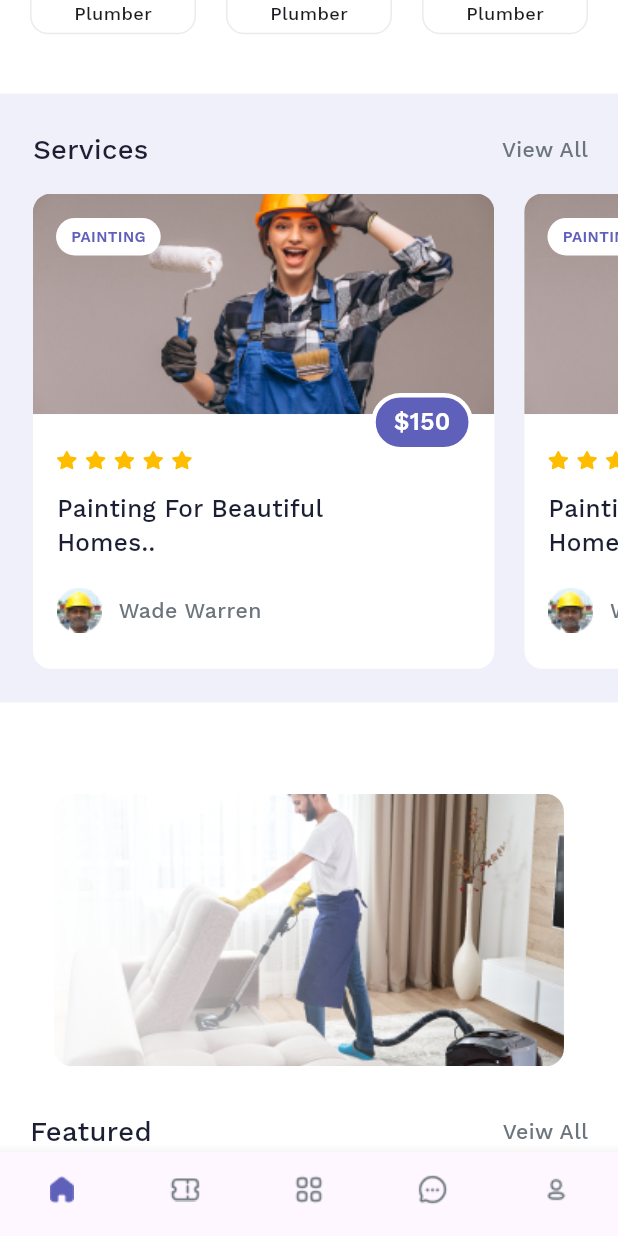
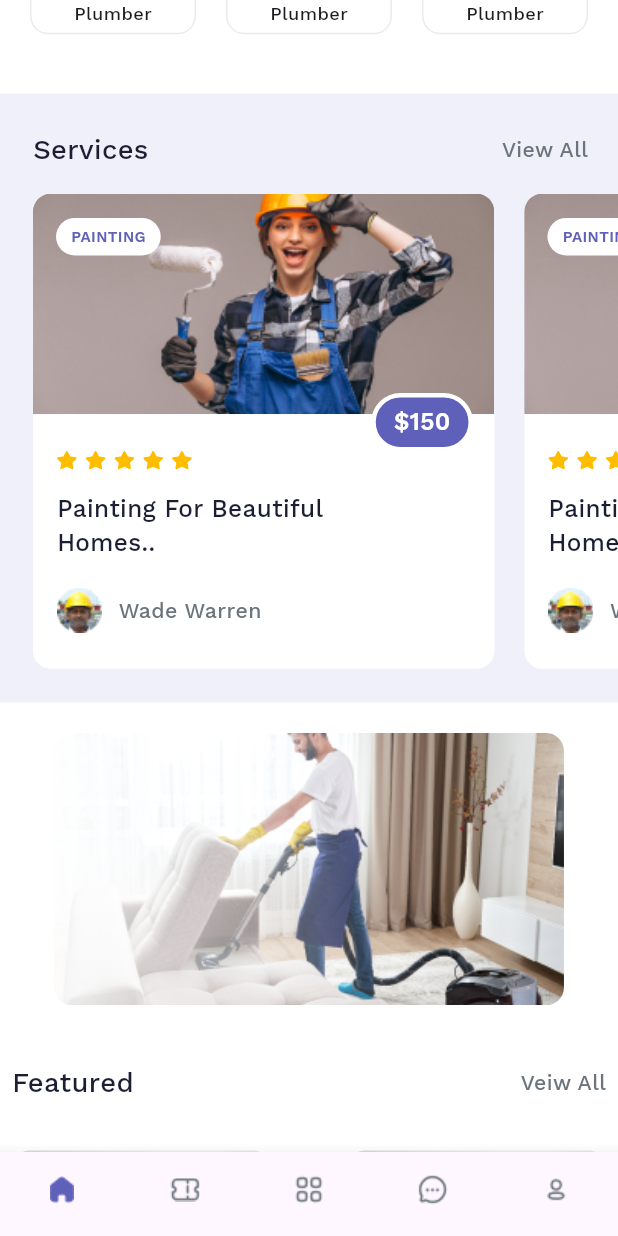
Before and after one commit to dvlpr-nirajpatil/handyman_user, a Flutter app: the HomeScreen screen opened by its route, scrolled down 576 dp, on a phone screen of 412 x 824 dp. Run offline on Flutter 3.47's test engine with Material 3 defaults, Android fonts, the phone set to English and light mode, and no system bars; drawn by our look-alikes of flutter_rating_bar, velocity_x; our stand-ins replace dotted_line, flutter_screenutil, flutter_svg, go_router; missing offline and left inert: customizable_counter.

Commit message:
refactored ui

```diff
--- a/lib/consts/app_theme.dart
+++ b/lib/consts/app_theme.dart
@@ -6,6 +6,7 @@ import 'package:handyman_user/consts/typography.dart';
 class AppTheme {
   static ThemeData theme = ThemeData(
     primaryColor: AppColors.primary,
+    // App Bar Theme
     appBarTheme: AppBarTheme(
         iconTheme: IconThemeData(color: AppColors.scaffoldBackgroundColor),
         backgroundColor: AppColors.primary,
@@ -13,10 +14,13 @@ class AppTheme {
             color: AppColors.scaffoldBackgroundColor,
             fontFamily: Typo.medium,
             fontSize: 18.sp)),
+
+    // Scaffold
     scaffoldBackgroundColor: Color(0xffffffff),
+    // Filled Button
     filledButtonTheme: FilledButtonThemeData(
       style: FilledButton.styleFrom(
-        textStyle: TextStyle(fontFamily: Typo.medium, fontSize: 16.sp),
+        textStyle: TextStyle(fontFamily: Typo.semiBold, fontSize: 16.sp),
         minimumSize: Size(double.infinity, 45.h),
         backgroundColor: AppColors.primary,
         shape: RoundedRectangleBorder(
@@ -24,6 +28,7 @@ class AppTheme {
         ),
       ),
     ),
+    // Input Decoration
     inputDecorationTheme: InputDecorationTheme(
       labelStyle: TextStyle(
           fontFamily: Typo.medium, fontSize: 14.sp, color: AppColors.body),
--- /dev/null
+++ b/lib/consts/list.dart
@@ -0,0 +1,16 @@
+class Lists {
+  static List<Category> categoris = [
+    Category(name: "plumber", icon: ""),
+    Category(name: "plumber", icon: ""),
+    Category(name: "plumber", icon: ""),
+    Category(name: "plumber", icon: ""),
+    Category(name: "plumber", icon: ""),
+    Category(name: "plumber", icon: ""),
+  ];
+}
+
+class Category {
+  String? name;
+  String? icon;
+  Category({this.name, this.icon});
+}
--- a/lib/consts/typography.dart
+++ b/lib/consts/typography.dart
@@ -1,6 +1,12 @@
+import 'package:flutter/material.dart';
+import 'package:handyman_user/consts/color_pallet.dart';
+
 class Typo {
   static String regular = "WorkSans-Regular";
   static String medium = "WorkSans-Medium";
   static String semiBold = "WorkSans-Semibold";
   static String bold = "WorkSans-Bold";
+
+  static TextStyle textFieldLabelStyle =
+      TextStyle(fontFamily: Typo.medium, fontSize: 14, color: AppColors.body);
 }
--- /dev/null
+++ b/lib/models/service_data_model.dart
@@ -0,0 +1,48 @@
+class ServiceDataModel {
+  String? category;
+  String? img;
+  int? price;
+  double? rating;
+  String? title;
+  String? provider;
+
+  ServiceDataModel(
+      {this.category,
+      this.img,
+      this.price,
+      this.rating,
+      this.title,
+      this.provider});
+
+  ServiceDataModel.fromJson(Map<String, dynamic> json) {
+    if (json["category"] is String) {
+      category = json["category"];
+    }
+    if (json["img"] is String) {
+      img = json["img"];
+    }
+    if (json["price"] is int) {
+      price = json["price"];
+    }
+    if (json["rating"] is double) {
+      rating = json["rating"];
+    }
+    if (json["title"] is String) {
+      title = json["title"];
+    }
+    if (json["provider"] is String) {
+      provider = json["provider"];
+    }
+  }
+
+  Map<String, dynamic> toJson() {
+    final Map<String, dynamic> _data = <String, dynamic>{};
+    _data["category"] = category;
+    _data["img"] = img;
+    _data["price"] = price;
+    _data["rating"] = rating;
+    _data["title"] = title;
+    _data["provider"] = provider;
+    return _data;
+  }
+}
--- a/lib/views/auth_screen/sign_in/sign_in.dart
+++ b/lib/views/auth_screen/sign_in/sign_in.dart
@@ -9,6 +9,14 @@ import 'package:handyman_user/consts/typography.dart';
 import 'package:handyman_user/views/auth_screen/sign_up/sign_up.dart';
 import 'package:handyman_user/views/home_screen/home_screen.dart';
 import 'package:velocity_x/velocity_x.dart';
+
+extension on int {
+  SizedBox get widthBox {
+    return SizedBox(
+      width: this.toDouble().w,
+    );
+  }
+}
 
 class SignInScreen extends StatelessWidget {
   const SignInScreen({super.key});
@@ -37,32 +45,22 @@ class SignInScreen extends StatelessWidget {
                   .color(AppColors.body)
                   .align(TextAlign.center)
                   .make(),
-
               HeightBox(80.h),
               //Input fields
               TextFormField(
                 decoration: InputDecoration(
-                    label: Text(
-                      "Email Address",
-                      style: TextStyle(
-                          fontFamily: Typo.medium,
-                          fontSize: 14,
-                          color: AppColors.body),
+                  label: Text("Email Address", style: Typo.textFieldLabelStyle),
+                  suffixIcon: Image.asset(AssetsUrl.mail),
                 ),
-                    suffixIcon: Image.asset(AssetsUrl.mail)),
               ),
               HeightBox(24.h),
               TextFormField(
                 decoration: InputDecoration(
-                    label: Text(
-                      "Password",
-                      style: TextStyle(
-                          fontFamily: Typo.medium,
-                          fontSize: 14,
-                          color: AppColors.body),
+                  label: Text("Password", style: Typo.textFieldLabelStyle),
+                  suffixIcon: Image.asset(AssetsUrl.hide),
                 ),
-                    suffixIcon: Image.asset(AssetsUrl.hide)),
               ),
+              20.widthBox,
 
               Row(
                 children: [
@@ -95,10 +93,6 @@ class SignInScreen extends StatelessWidget {
                 },
                 child: Text(
                   "LOGIN",
-                  style: TextStyle(
-                    fontFamily: Typo.semiBold,
-                    fontSize: 18,
-                  ),
                 ),
               ),
               // HeightBox(5.h),
@@ -118,7 +112,8 @@ class SignInScreen extends StatelessWidget {
                     },
                     child: Text(
                       "Sign Up",
-                      )),
+                    ),
+                  ),
                 ],
               ),
               HeightBox(90.h),
--- a/lib/views/home_screen/home_screen.dart
+++ b/lib/views/home_screen/home_screen.dart
@@ -7,8 +7,8 @@ import 'package:handyman_user/consts/assets_url.dart';
 import 'package:handyman_user/consts/color_pallet.dart';
 import 'package:handyman_user/consts/spacing.dart';
 import 'package:handyman_user/consts/typography.dart';
+import 'package:handyman_user/models/service_data_model.dart';
 import 'package:handyman_user/views/home_screen/book_service_step_one.dart';
-import 'package:handyman_user/views/home_screen/service_detail.dart';
 
 import 'package:velocity_x/velocity_x.dart';
 
@@ -19,16 +19,7 @@ class HomeScreen extends StatelessWidget {
 
   @override
   Widget build(BuildContext context) {
-    return Scaffold(
-      body: SingleChildScrollView(
-        scrollDirection: Axis.vertical,
-        child: Column(
-          children: [
-            //swiper elements
-            Stack(
-              clipBehavior: Clip.none,
-              children: [
-                VxSwiper.builder(
+    VxSwiper swiper = VxSwiper.builder(
       itemCount: 3,
       autoPlay: true,
       viewportFraction: 1.0,
@@ -39,7 +30,18 @@ class HomeScreen extends StatelessWidget {
           fit: BoxFit.fill,
         );
       },
-                ),
+    );
+
+    return Scaffold(
+      body: SingleChildScrollView(
+        physics: ClampingScrollPhysics(),
+        child: Column(
+          children: [
+            //swiper elements
+            Stack(
+              clipBehavior: Clip.none,
+              children: [
+                swiper,
                 Positioned(
                   right: 20.w,
                   top: 20.h,
@@ -120,6 +122,7 @@ class HomeScreen extends StatelessWidget {
                   ),
                   SizedBox(height: 15.h),
                   GridView.builder(
+                    padding: EdgeInsets.all(0),
                     physics: NeverScrollableScrollPhysics(),
                     shrinkWrap: true,
                     gridDelegate: SliverGridDelegateWithFixedCrossAxisCount(
@@ -129,44 +132,7 @@ class HomeScreen extends StatelessWidget {
                         crossAxisCount: 3),
                     itemCount: 6,
                     itemBuilder: (context, index) {
-                      return Container(
-                        height: 109.h,
-                        width: 98.w,
-                        decoration: BoxDecoration(
-                            border: Border.all(color: AppColors.borderColor),
-                            borderRadius: BorderRadius.circular(12.r)),
-                        child: Column(
-                          children: [
-                            Expanded(
-                              flex: 3,
-                              child: Container(
-                                width: double.infinity,
-                                decoration: BoxDecoration(
-                                  color: AppColors.purpleBackgroundColor,
-                                  borderRadius: BorderRadius.only(
-                                      topLeft: Radius.circular(12.r),
-                                      topRight: Radius.circular(12.r)),
-                                ),
-                                child: SvgPicture.asset(
-                                  AssetsUrl.plumber,
-                                  fit: BoxFit.scaleDown,
-                                ),
-                              ),
-                            ),
-                            Expanded(
-                              flex: 1,
-                              child: Container(
-                                child: Center(
-                                    child: Text(
-                                  "Plumber",
-                                  style: TextStyle(
-                                      fontFamily: Typo.medium, fontSize: 12.sp),
-                                )),
-                              ),
-                            )
-                          ],
-                        ),
-                      );
+                      return categoryGridTile();
                     },
                   ),
                   SizedBox(
@@ -216,138 +182,7 @@ class HomeScreen extends StatelessWidget {
                     child: Row(
                       children: List.generate(
                         3,
-                        (index) => GestureDetector(
-                          onTap: () =>
-                              GoRouter.of(context).goNamed(BookingStepOne.id),
-                          child: Container(
-                            margin: EdgeInsets.only(right: 20),
-                            child: Stack(
-                              children: [
-                                Column(
-                                  children: [
-                                    ClipRRect(
-                                      clipBehavior: Clip.antiAlias,
-                                      borderRadius: BorderRadius.only(
-                                        topLeft: Radius.circular(12),
-                                        topRight: Radius.circular(12),
-                                      ),
-                                      child: Image.asset(
-                                        AssetsUrl.paintingServices,
-                                        width: 280.w,
-                                        height: 145.h,
-                                        fit: BoxFit.fill,
-                                      ),
-                                    ),
-                                    Container(
-                                      // height: 166.h,
-                                      width: 280.w,
-                                      padding: EdgeInsets.symmetric(
-                                          vertical: 24, horizontal: 16),
-                                      decoration: BoxDecoration(
-                                        color: Colors.white,
-                                        borderRadius: BorderRadius.only(
-                                          bottomLeft: Radius.circular(12),
-                                          bottomRight: Radius.circular(12),
-                                        ),
-                                      ),
-                                      child: Column(
-                                        crossAxisAlignment:
-                                            CrossAxisAlignment.start,
-                                        children: [
-                                          RatingBar.builder(
-                                            itemPadding:
-                                                EdgeInsets.only(right: 6),
-                                            itemCount: 5,
-                                            initialRating: 5,
-                                            itemSize: 12.w,
-                                            itemBuilder: (BuildContext context,
-                                                int index) {
-                                              return SvgPicture.asset(
-                                                  AssetsUrl.star);
-                                            },
-                                            onRatingUpdate: (double value) {
-                                              print(value);
-                                            },
-                                          ),
-                                          SizedBox(
-                                            height: 14.h,
-                                          ),
-                                          Text(
-                                            "Painting For Beautiful \nHomes..",
-                                            style: TextStyle(
-                                                fontFamily: Typo.medium,
-                                                fontSize: 16.sp,
-                                                color: AppColors.heading),
-                                          ),
-                                          SizedBox(
-                                            height: 18.h,
-                                          ),
-                                          Row(
-                                            children: [
-                                              Image.asset(AssetsUrl.worker),
-                                              SizedBox(
-                                                width: 10.w,
-                                              ),
-                                              Text(
-                                                "Wade Warren",
-                                                style: TextStyle(
-                                                    fontFamily: Typo.medium,
-                                                    fontSize: 14.sp,
-                                                    color: AppColors.body),
-                                              ),
-                                            ],
-                                          )
-                                        ],
-                                      ),
-                                    )
-                                  ],
-                                ),
-
-                                //on top
-                                Positioned(
-                                  top: 16.h,
-                                  left: 14.w,
-                                  child: Container(
-                                    padding: EdgeInsets.symmetric(
-                                        vertical: 5, horizontal: 10),
-                                    decoration: BoxDecoration(
-                                      color: Colors.white,
-                                      borderRadius: BorderRadius.circular(50),
-                                    ),
-                                    child: Text(
-                                      "PAINTING",
-                                      style: TextStyle(
-                                          fontFamily: Typo.semiBold,
-                                          fontSize: 10.sp,
-                                          color: AppColors.primary),
-                                    ),
-                                  ),
-                                ),
-                                Positioned(
-                                  top: 131.h,
-                                  right: 13.w,
-                                  child: Container(
-                                    padding: EdgeInsets.symmetric(
-                                        vertical: 5, horizontal: 12),
-                                    decoration: BoxDecoration(
-                                      color: AppColors.primary,
-                                      borderRadius: BorderRadius.circular(50),
-                                      border: Border.all(
-                                          width: 3, color: Colors.white),
-                                    ),
-                                    child: Text(
-                                      "\$150",
-                                      style: TextStyle(
-                                          fontFamily: Typo.semiBold,
-                                          fontSize: 16.sp,
-                                          color: Colors.white),
-                                    ),
-                                  ),
-                                ),
-                              ],
-                            ),
-                          ),
-                        ),
+                        (index) => ServiceListCard(),
                       ),
                     ),
                   ),
@@ -357,10 +192,6 @@ class HomeScreen extends StatelessWidget {
 
             // swiper
             Spacing.heightBox(20),
-            Container(
-              padding: Spacing.screenPadding.copyWith(top: 40.h),
-              child: Column(
-                children: [
             VxSwiper.builder(
               itemCount: 3,
               autoPlay: true,
@@ -379,7 +210,9 @@ class HomeScreen extends StatelessWidget {
             SizedBox(
               height: 30.h,
             ),
-                  Row(
+            Padding(
+              padding: const EdgeInsets.all(8.0),
+              child: Row(
                 mainAxisAlignment: MainAxisAlignment.spaceBetween,
                 children: [
                   Text(
@@ -398,10 +231,13 @@ class HomeScreen extends StatelessWidget {
                   ),
                 ],
               ),
+            ),
             SizedBox(
               height: 16.h,
             ),
-                  Row(
+            Padding(
+              padding: const EdgeInsets.all(8.0),
+              child: Row(
                 mainAxisAlignment: MainAxisAlignment.spaceBetween,
                 children: List.generate(
                   2,
@@ -492,8 +328,8 @@ class HomeScreen extends StatelessWidget {
                         top: 10.h,
                         left: 10.w,
                         child: Container(
-                              padding: EdgeInsets.symmetric(
-                                  vertical: 4, horizontal: 8),
+                          padding:
+                              EdgeInsets.symmetric(vertical: 4, horizontal: 8),
                           decoration: BoxDecoration(
                             color: Colors.white,
                             borderRadius: BorderRadius.circular(50),
@@ -511,13 +347,12 @@ class HomeScreen extends StatelessWidget {
                         top: 86.h,
                         right: 9.w,
                         child: Container(
-                              padding: EdgeInsets.symmetric(
-                                  vertical: 4, horizontal: 8),
+                          padding:
+                              EdgeInsets.symmetric(vertical: 4, horizontal: 8),
                           decoration: BoxDecoration(
                             color: AppColors.primary,
                             borderRadius: BorderRadius.circular(50),
-                                border:
-                                    Border.all(width: 2, color: Colors.white),
+                            border: Border.all(width: 2, color: Colors.white),
                           ),
                           child: Text(
                             "\$150",
@@ -531,8 +366,6 @@ class HomeScreen extends StatelessWidget {
                     ],
                   ),
                 ),
-                  ),
-                ],
               ),
             ),
             SizedBox(
@@ -585,4 +418,177 @@ class HomeScreen extends StatelessWidget {
       ),
     );
   }
+
+  Container categoryGridTile() {
+    return Container(
+      height: 109.h,
+      width: 98.w,
+      decoration: BoxDecoration(
+          border: Border.all(color: AppColors.borderColor),
+          borderRadius: BorderRadius.circular(12.r)),
+      child: Column(
+        children: [
+          Expanded(
+            flex: 3,
+            child: Container(
+              width: double.infinity,
+              decoration: BoxDecoration(
+                color: AppColors.purpleBackgroundColor,
+                borderRadius: BorderRadius.only(
+                    topLeft: Radius.circular(12.r),
+                    topRight: Radius.circular(12.r)),
+              ),
+              child: SvgPicture.asset(
+                AssetsUrl.plumber,
+                fit: BoxFit.scaleDown,
+              ),
+            ),
+          ),
+          Expanded(
+            flex: 1,
+            child: Container(
+              child: Center(
+                  child: Text(
+                "Plumber",
+                style: TextStyle(fontFamily: Typo.medium, fontSize: 12.sp),
+              )),
+            ),
+          )
+        ],
+      ),
+    );
   }
+}
+
+class ServiceListCard extends StatelessWidget {
+  ServiceListCard({super.key, model});
+
+  ServiceDataModel? model;
+
+  @override
+  Widget build(BuildContext context) {
+    return GestureDetector(
+      onTap: () => GoRouter.of(context).goNamed(BookingStepOne.id),
+      child: Container(
+        margin: EdgeInsets.only(right: 20),
+        child: Stack(
+          children: [
+            Column(
+              children: [
+                ClipRRect(
+                  clipBehavior: Clip.antiAlias,
+                  borderRadius: BorderRadius.only(
+                    topLeft: Radius.circular(12),
+                    topRight: Radius.circular(12),
+                  ),
+                  child: Image.asset(
+                    AssetsUrl.paintingServices,
+                    width: 280.w,
+                    height: 145.h,
+                    fit: BoxFit.fill,
+                  ),
+                ),
+                Container(
+                  // height: 166.h,
+                  width: 280.w,
+                  padding: EdgeInsets.symmetric(vertical: 24, horizontal: 16),
+                  decoration: BoxDecoration(
+                    color: Colors.white,
+                    borderRadius: BorderRadius.only(
+                      bottomLeft: Radius.circular(12),
+                      bottomRight: Radius.circular(12),
+                    ),
+                  ),
+                  child: Column(
+                    crossAxisAlignment: CrossAxisAlignment.start,
+                    children: [
+                      RatingBar.builder(
+                        itemPadding: EdgeInsets.only(right: 6),
+                        itemCount: 5,
+                        initialRating: 5,
+                        itemSize: 12.w,
+                        itemBuilder: (BuildContext context, int index) {
+                          return SvgPicture.asset(AssetsUrl.star);
+                        },
+                        onRatingUpdate: (double value) {
+                          print(value);
+                        },
+                      ),
+                      SizedBox(
+                        height: 14.h,
+                      ),
+                      Text(
+                        "Painting For Beautiful \nHomes..",
+                        style: TextStyle(
+                            fontFamily: Typo.medium,
+                            fontSize: 16.sp,
+                            color: AppColors.heading),
+                      ),
+                      SizedBox(
+                        height: 18.h,
+                      ),
+                      Row(
+                        children: [
+                          Image.asset(AssetsUrl.worker),
+                          SizedBox(
+                            width: 10.w,
+                          ),
+                          Text(
+                            "Wade Warren",
+                            style: TextStyle(
+                                fontFamily: Typo.medium,
+                                fontSize: 14.sp,
+                                color: AppColors.body),
+                          ),
+                        ],
+                      )
+                    ],
+                  ),
+                )
+              ],
+            ),
+
+            //on top
+            Positioned(
+              top: 16.h,
+              left: 14.w,
+              child: Container(
+                padding: EdgeInsets.symmetric(vertical: 5, horizontal: 10),
+                decoration: BoxDecoration(
+                  color: Colors.white,
+                  borderRadius: BorderRadius.circular(50),
+                ),
+                child: Text(
+                  "PAINTING",
+                  style: TextStyle(
+                      fontFamily: Typo.semiBold,
+                      fontSize: 10.sp,
+                      color: AppColors.primary),
+                ),
+              ),
+            ),
+            Positioned(
+              top: 131.h,
+              right: 13.w,
+              child: Container(
+                padding: EdgeInsets.symmetric(vertical: 5, horizontal: 12),
+                decoration: BoxDecoration(
+                  color: AppColors.primary,
+                  borderRadius: BorderRadius.circular(50),
+                  border: Border.all(width: 3, color: Colors.white),
+                ),
+                child: Text(
+                  "\$150",
+                  style: TextStyle(
+                      fontFamily: Typo.semiBold,
+                      fontSize: 16.sp,
+                      color: Colors.white),
+                ),
+              ),
+            ),
+          ],
+        ),
+      ),
+    );
+  }
+}
```
Lines whose indentation alone changed are shown as unchanged.
